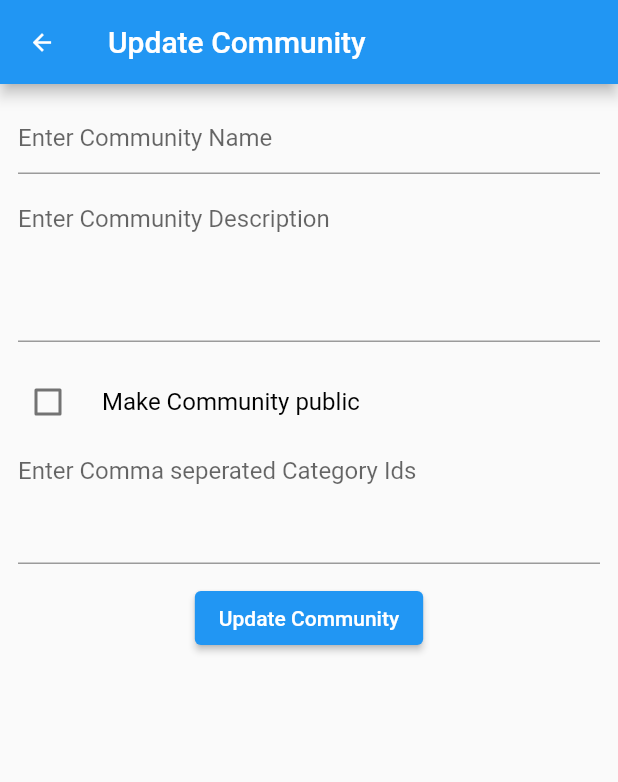
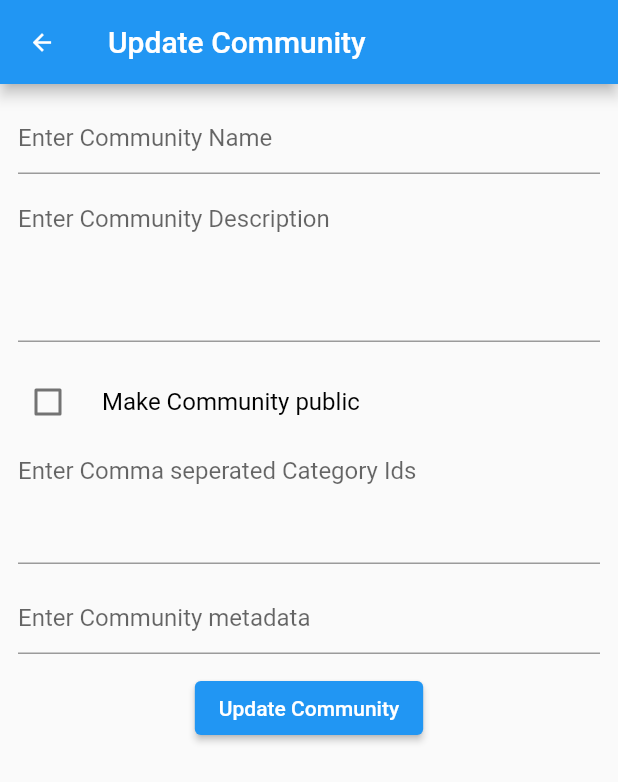
Before and after one commit to AmityCo/Amity-Social-Cloud-SDK-Flutter-Sample-App, a Flutter app: the CommunityUpdateScreen screen opened directly with empty values, on a phone screen of 412 x 824 dp. Shown: the top 782 px of the screen. Run offline on Flutter 3.47's test engine with Material 2 defaults, Android fonts, the light colour scheme and no system bars; our stand-ins replace chewie, file_picker, firebase_core, firebase_messaging, get, get_it and 3 more; missing offline and left inert: amity_sdk; accounts and stored records are empty; network calls fail; statements that could not run were skipped.

Commit message:
fix: Update comment list screen navigation

```diff
--- a/lib/core/route/app_route.dart
+++ b/lib/core/route/app_route.dart
@@ -8,17 +8,28 @@ class AppRoute {
   static const profile = 'profile';
   static const profileRoute = 'profile/:userId';
 
+  static const globalFeed = 'globalFeed';
+  static const globalFeedRoute = 'globalFeed';
+
+  static const userFeed = 'userFeed';
+  static const userFeedRoute = 'userFeed/:userId';
+
+  static const commentList = 'commentList';
+  static const commentListRoute = 'commentList';
+
+  //Create Post Routes
   static const createPost = 'createPost';
   static const createPostRoute = 'createPost/:userId';
 
   static const createCommunityPostPost = 'createCommunityPost';
   static const createCommunityPostPostRoute = 'createCommunityPost';
 
-  static const userFeed = 'userFeed';
-  static const userFeedRoute = 'userFeed/:userId';
+  //community Routes
+  static const communityList = 'communityList';
+  static const communityListRoute = 'communityList';
 
-  static const globalFeed = 'globalFeed';
-  static const globalFeedRoute = 'globalFeed';
+  static const communityProfile = 'communityProfile';
+  static const communityProfileRoute = 'communityProfile/:communityId';
 
   static const communityFeed = 'communityFeed';
   static const communityFeedRoute = 'communityFeed/:communityId';
@@ -26,15 +37,9 @@ class AppRoute {
   static const communityMember = 'communityMember';
   static const communityMemmberRoute = 'communityMember/:communityId';
 
-  static const communityList = 'communityList';
-  static const communityListRoute = 'communityList';
-
   static const createCommunity = 'createCommunity';
   static const createCommunityRoute = 'createCommunity';
 
   static const updateCommunity = 'updateCommunity';
   static const updateCommunityRoute = 'updateCommunity/:communityId';
-
-  static const communityProfile = 'communityProfile';
-  static const communityProfileRoute = 'communityProfile/:communityId';
 }
--- a/lib/core/route/app_router.dart
+++ b/lib/core/route/app_router.dart
@@ -36,12 +36,12 @@ class AppRouter {
                 builder: (context, state) =>
                     CreatePostScreen(userId: state.params['userId']!),
               ),
-              GoRoute(
-                name: 'commentUserProfileFeed',
-                path: 'comment/:postId',
-                builder: (context, state) =>
-                    CommentQueryScreen(state.params['postId']!),
-              ),
+              // GoRoute(
+              //   name: 'commentUserProfileFeed',
+              //   path: 'comment/:postId',
+              //   builder: (context, state) =>
+              //       CommentQueryScreen(state.params['postId']!),
+              // ),
             ],
           ),
           GoRoute(
@@ -51,31 +51,32 @@ class AppRouter {
                 CreatePostScreen(userId: state.params['userId']!),
           ),
           GoRoute(
+            name: AppRoute.commentList,
+            path: AppRoute.commentListRoute,
+            builder: (context, state) {
+              print('From location - ' + state.location);
+              return CommentQueryScreen(state.queryParams['postId']!);
+            },
+          ),
+          GoRoute(
             name: AppRoute.globalFeed,
             path: AppRoute.globalFeedRoute,
             builder: (context, state) => const GlobalFeedScreen(),
-            routes: [
-              GoRoute(
-                name: 'commentGlobalFeed',
-                path: 'comment/:postId',
-                builder: (context, state) =>
-                    CommentQueryScreen(state.params['postId']!),
-              ),
-            ],
+            routes: [],
           ),
           GoRoute(
             name: AppRoute.communityFeed,
             path: AppRoute.communityFeedRoute,
             builder: (context, state) =>
                 CommunityFeedScreen(communityId: state.params['communityId']!),
-            routes: [
-              GoRoute(
-                name: 'commentCommunityFeed',
-                path: 'comment/:postId',
-                builder: (context, state) =>
-                    CommentQueryScreen(state.params['postId']!),
-              ),
-            ],
+            // routes: [
+            //   GoRoute(
+            //     name: 'commentCommunityFeed',
+            //     path: 'comment/:postId',
+            //     builder: (context, state) =>
+            //         CommentQueryScreen(state.params['postId']!),
+            //   ),
+            // ],
           ),
           GoRoute(
             name: AppRoute.communityMember,
@@ -88,14 +89,14 @@ class AppRouter {
             path: AppRoute.userFeedRoute,
             builder: (context, state) =>
                 UserFeedScreen(userId: state.params['userId']!),
-            routes: [
-              GoRoute(
-                name: 'commentUserFeed',
-                path: 'comment/:postId',
-                builder: (context, state) =>
-                    CommentQueryScreen(state.params['postId']!),
-              ),
-            ],
+            // routes: [
+            //   GoRoute(
+            //     name: 'commentUserFeed',
+            //     path: 'comment/:postId',
+            //     builder: (context, state) =>
+            //         CommentQueryScreen(state.params['postId']!),
+            //   ),
+            // ],
           ),
           GoRoute(
             name: AppRoute.communityList,
--- a/lib/presentation/screen/comment_query/comment_query_screen.dart
+++ b/lib/presentation/screen/comment_query/comment_query_screen.dart
@@ -4,6 +4,7 @@ import 'package:flutter_social_sample_app/core/constant/global_constant.dart';
 import 'package:flutter_social_sample_app/core/widget/add_comment_widget.dart';
 import 'package:flutter_social_sample_app/core/widget/comment_widget.dart';
 import 'package:flutter_social_sample_app/core/widget/dialog/error_dialog.dart';
+import 'package:go_router/go_router.dart';
 
 class CommentQueryScreen extends StatefulWidget {
   const CommentQueryScreen(this._postId, {Key? key}) : super(key: key);
@@ -69,6 +70,7 @@ class _CommentQueryScreenState extends State<CommentQueryScreen> {
 
   @override
   Widget build(BuildContext context) {
+    print('Location - ' + GoRouter.of(context).location);
     return Scaffold(
       appBar: AppBar(
         title: const Text('Comment Feed'),
--- a/lib/presentation/screen/community_update/community_update_screen.dart
+++ b/lib/presentation/screen/community_update/community_update_screen.dart
@@ -1,3 +1,5 @@
+import 'dart:convert';
+
 import 'package:amity_sdk/amity_sdk.dart';
 import 'package:flutter/material.dart';
 import 'package:flutter_social_sample_app/core/widget/dialog/error_dialog.dart';
@@ -102,19 +104,12 @@ class _CommunityUpdateScreenState extends State<CommunityUpdateScreen> {
                 ),
               ),
               const SizedBox(height: 12),
-              // SizedBox(
-              //   height: 100,
-              //   child: TextFormField(
-              //     controller: _userIdsEditController,
-              //     expands: true,
-              //     maxLines: null,
-              //     decoration: const InputDecoration(
-              //       hintText: 'Enter Comma seperated user Ids',
-              //       isDense: true,
-              //     ),
-              //   ),
-              // ),
-              // const SizedBox(height: 12),
+              TextFormField(
+                controller: _metadataEditController,
+                decoration:
+                    const InputDecoration(hintText: 'Enter Community metadata'),
+              ),
+              const SizedBox(height: 12),
               ElevatedButton(
                 onPressed: () {
                   ProgressDialog.show(context, asyncFunction: _updateCommunity)
@@ -138,10 +133,19 @@ class _CommunityUpdateScreenState extends State<CommunityUpdateScreen> {
     String name = _nameEditController.text.trim();
     String des = _desEditController.text.trim();
 
+    final _metadataString = _metadataEditController.text.trim();
+    Map<String, dynamic> _metadata = {};
+    try {
+      _metadata = jsonDecode(_metadataString);
+    } catch (e) {
+      print('metadata decode failed');
+    }
+
     final communityCreator = AmitySocialClient.newCommunityRepository()
         .updateCommunity(widget.communityId)
         .displayName(name)
         .description(des)
+        .metadata(_metadata)
         .isPublic(_isPublic);
 
     if (_catsEditController.text.isNotEmpty) {
--- a/lib/presentation/screen/global_feed/global_feed_screen.dart
+++ b/lib/presentation/screen/global_feed/global_feed_screen.dart
@@ -3,7 +3,6 @@ import 'package:flutter/material.dart';
 import 'package:flutter_social_sample_app/core/constant/global_constant.dart';
 import 'package:flutter_social_sample_app/core/widget/dialog/error_dialog.dart';
 import 'package:flutter_social_sample_app/core/widget/feed_widget.dart';
-import 'package:go_router/go_router.dart';
 
 class GlobalFeedScreen extends StatefulWidget {
   const GlobalFeedScreen({Key? key}) : super(key: key);
@@ -81,10 +80,6 @@ class _GlobalFeedScreenState extends State<GlobalFeedScreen> {
                         final amityPost = amityPosts[index];
                         return FeedWidget(
                           amityPost: amityPost,
-                          onCommentCallback: () {
-                            GoRouter.of(context).goNamed('commentGlobalFeed',
-                                params: {'postId': amityPost.postId!});
-                          },
                         );
                       },
                     ),
--- a/lib/presentation/screen/user_post/user_post_screen.dart
+++ b/lib/presentation/screen/user_post/user_post_screen.dart
@@ -2,7 +2,6 @@ import 'package:amity_sdk/amity_sdk.dart';
 import 'package:flutter/material.dart';
 import 'package:flutter_social_sample_app/core/constant/global_constant.dart';
 import 'package:flutter_social_sample_app/core/widget/feed_widget.dart';
-import 'package:go_router/go_router.dart';
 
 class UserPostScreen extends StatefulWidget {
   const UserPostScreen({Key? key, required this.userId, this.showAppBar = true})
@@ -80,11 +79,6 @@ class _UserPostScreenState extends State<UserPostScreen> {
                         final amityPost = amityPosts[index];
                         return FeedWidget(
                           amityPost: amityPost,
-                          onCommentCallback: () {
-                            GoRouter.of(context).goNamed(
-                                'commentUserProfileFeed',
-                                params: {'postId': amityPost.postId!});
-                          },
                         );
                       },
                     ),
```
Also changed, not shown: lib/core/widget/feed_widget.dart (+8 -5 lines), lib/main.dart (+10 -1 lines), lib/presentation/screen/community_feed/community_feed_screen.dart (+11 -12 lines), lib/presentation/screen/community_profile/community_profile_screen.dart (+0 -7 lines), lib/presentation/screen/user_feed/user_feed_screen.dart (+1 -7 lines).
